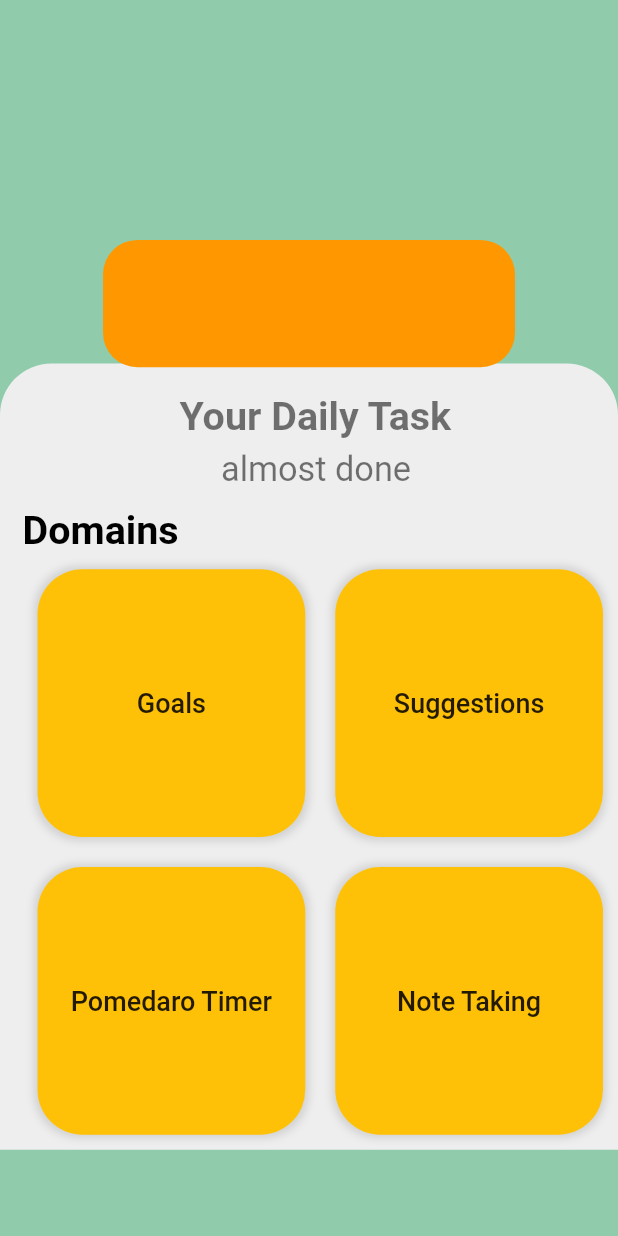
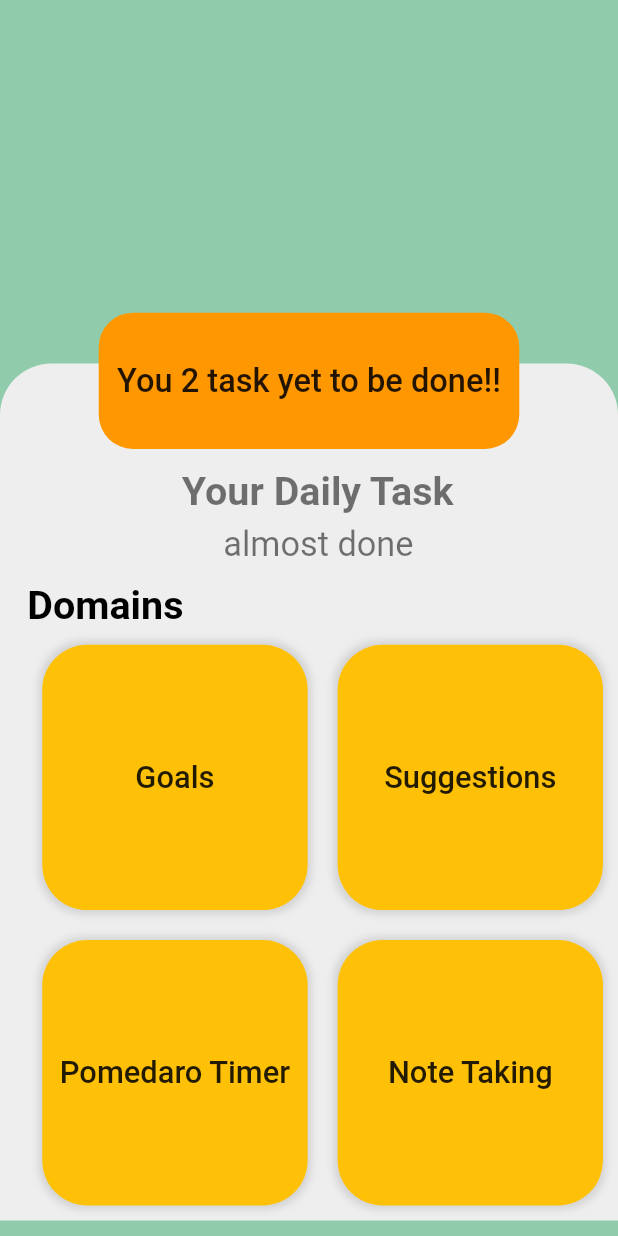
Before and after one commit to Surajpatra700/Oncogems, a Flutter app: the HomePage screen opened directly, on a phone screen of 412 x 824 dp. Run offline on Flutter 3.47's test engine with Material 2 defaults, Android fonts, the phone set to English and light mode, and no system bars; our stand-ins replace firebase_core, flutter_screenutil, google_nav_bar, rive; accounts and stored records are empty; network calls fail; statements that could not run were skipped.

Commit message:
Simple Changes to home Screen

```diff
--- a/lib/screens/homePage.dart
+++ b/lib/screens/homePage.dart
@@ -23,40 +23,13 @@ class _HomePageState extends State<HomePage> {
     return Scaffold(
       backgroundColor: Color(0xff61B688).withOpacity(0.7),
       body: SingleChildScrollView(
-        // scrollDirection: Axis.vertical,
+        //scrollDirection: Axis.vertical,
         child: Column(
           children: [
             Padding(
               padding: EdgeInsets.symmetric(horizontal: 0),
               child: Stack(
                 children: [
-                  /*Padding(
-                    padding: EdgeInsets.symmetric(vertical: 10.sp),
-                    child: Column(
-                        mainAxisAlignment: MainAxisAlignment.start,
-                        children: [
-                          Text("Welcome to",
-                              style: TextStyle(
-                                  fontSize: 25.sp,
-                                  fontWeight: FontWeight.w500,
-                                  color: Colors.black54)),
-                        ]),
-                  ),
-                  SizedBox(
-                    height: 50.h,
-                  ),
-                  Padding(
-                      padding: EdgeInsets.symmetric(
-                          vertical: 40.sp, horizontal: 90.sp),
-                      child: Column(
-                          mainAxisAlignment: MainAxisAlignment.end,
-                          children: [
-                            Text("Achiever",
-                                style: TextStyle(
-                                    fontSize: 30.sp,
-                                    fontWeight: FontWeight.w500,
-                                    color: Colors.black54)),
-                          ]))*/
 
                   Padding(
                     padding: EdgeInsets.only(top: 200.0.h),
@@ -65,7 +38,7 @@ class _HomePageState extends State<HomePage> {
                       child: Container(
                           // height: MediaQuery.of(context).size.height / 1.2,
                           width: MediaQuery.of(context).size.width,
-                          padding: EdgeInsets.only(top: 20, left: 15),
+                          padding: EdgeInsets.only(top: 58.h, left: 15.h),
                           decoration: BoxDecoration(
                               color: Colors.grey.shade200,
                               borderRadius: BorderRadius.only(
@@ -136,7 +109,7 @@ class _HomePageState extends State<HomePage> {
                                             Text(
                                               domains[index],
                                               style: TextStyle(
-                                                fontSize: 18,
+                                                fontSize: 18.sp,
                                                 fontWeight: FontWeight.w500,
                                                 color: Colors.black87,
                                               ),
@@ -151,11 +124,17 @@ class _HomePageState extends State<HomePage> {
                     ),
                   ),
                   Padding(
-                    padding: EdgeInsets.only(top: 160.0),
+                    padding: EdgeInsets.only(top: 172.0.h),
                     child: Center(
                       child: Container(
-                        height: 70.h,
-                        width: 240.w,
+                        child: Column(
+                          mainAxisAlignment: MainAxisAlignment.center,
+                          children: [
+                            Text("You 2 task yet to be done!!",style: TextStyle(color: Colors.black87,fontSize: 19.sp,fontWeight: FontWeight.w500)),
+                          ],
+                        ),
+                        height: 75.h,
+                        width: 245.w,
                         decoration: BoxDecoration(
                           color: Colors.orange,
                           borderRadius: BorderRadius.circular(20.r),
@@ -163,6 +142,7 @@ class _HomePageState extends State<HomePage> {
                       ),
                     ),
                   ),
+                  SizedBox(height: 12.h,)
                 ],
               ),
             ),
```
